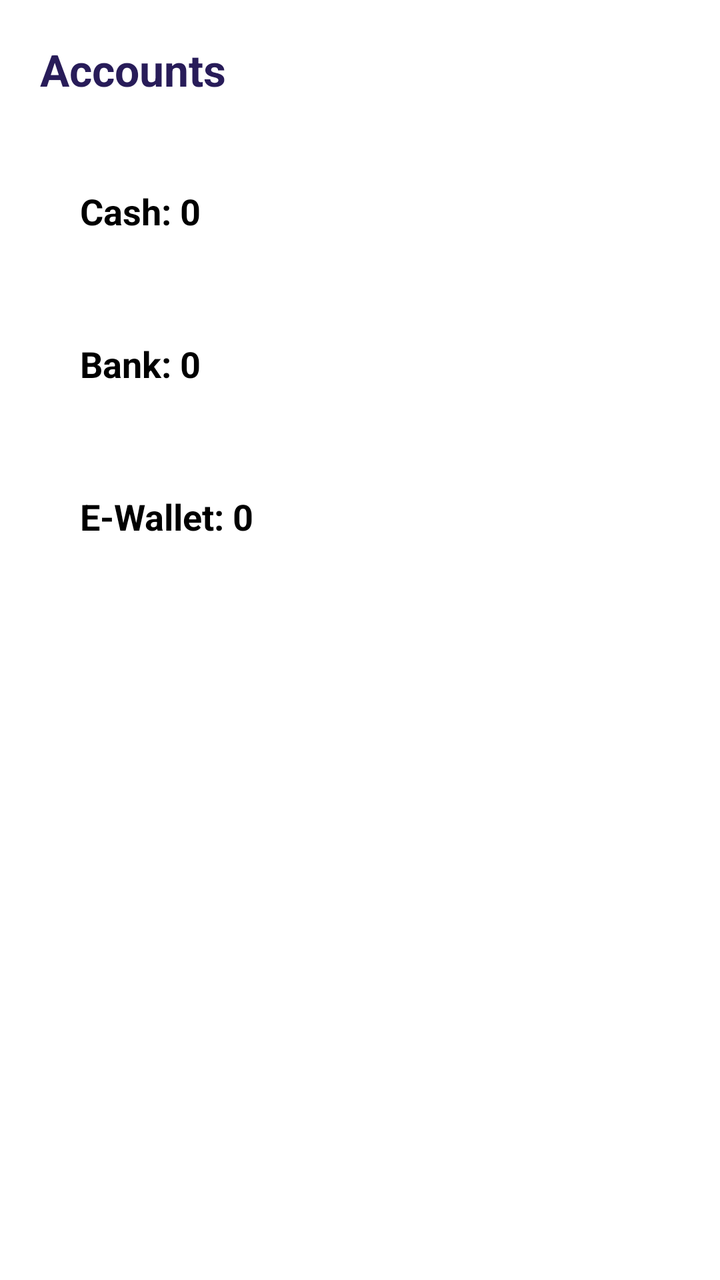
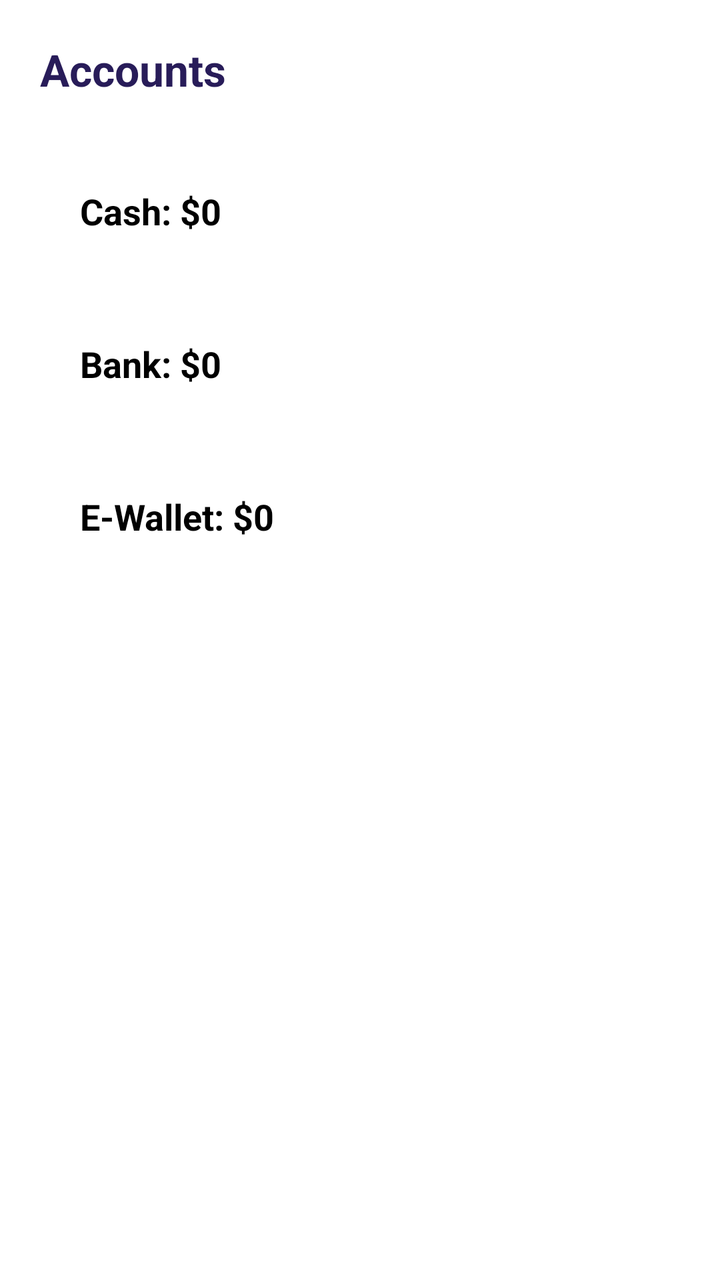

The first picture is an Android layout as it rendered before a commit; the second is the same layout after the commit. The layout source and the unified diff follow.
<!-- AndroidManifest.xml: application theme Theme.ExpenseManager -->
<!-- res/layout/fragment_accounts.xml -->
<?xml version="1.0" encoding="utf-8"?>
<LinearLayout xmlns:android="http://schemas.android.com/apk/res/android"
    xmlns:app="http://schemas.android.com/apk/res-auto"
    android:layout_width="match_parent"
    android:layout_height="match_parent"
    android:orientation="vertical"
    android:padding="20dp"
    android:background="@color/white">

    <TextView
        android:layout_width="match_parent"
        android:layout_height="wrap_content"
        android:text="Accounts"
        android:textSize="22sp"
        android:textStyle="bold"
        android:textColor="@color/blue"
        android:layout_marginBottom="24dp" />

    <androidx.cardview.widget.CardView
        android:layout_width="match_parent"
        android:layout_height="wrap_content"
        android:layout_marginBottom="12dp"
        app:cardCornerRadius="8dp"
        app:cardElevation="0dp">
        <TextView
            android:id="@+id/accountCash"
            android:layout_width="match_parent"
            android:layout_height="wrap_content"
            android:text="Cash: 0"
            android:textSize="18sp"
            android:textStyle="bold"
            android:padding="20dp"
            android:textColor="@color/black" />
    </androidx.cardview.widget.CardView>

    <androidx.cardview.widget.CardView
        android:layout_width="match_parent"
        android:layout_height="wrap_content"
        android:layout_marginBottom="12dp"
        app:cardCornerRadius="8dp"
        app:cardElevation="0dp">
        <TextView
            android:id="@+id/accountBank"
            android:layout_width="match_parent"
            android:layout_height="wrap_content"
            android:text="Bank: 0"
            android:textSize="18sp"
            android:textStyle="bold"
            android:padding="20dp"
            android:textColor="@color/black" />
    </androidx.cardview.widget.CardView>

    <androidx.cardview.widget.CardView
        android:layout_width="match_parent"
        android:layout_height="wrap_content"
        app:cardCornerRadius="8dp"
        app:cardElevation="0dp">
        <TextView
            android:id="@+id/accountEwallet"
            android:layout_width="match_parent"
            android:layout_height="wrap_content"
            android:text="E-Wallet: 0"
            android:textSize="18sp"
            android:textStyle="bold"
            android:padding="20dp"
            android:textColor="@color/black" />
    </androidx.cardview.widget.CardView>

</LinearLayout>
<!-- resources referenced by this layout -->
<resources>
  <color name="black">#FF000000</color>
  <color name="blue">#281C59</color>
  <color name="white">#FFFFFFFF</color>
  <style name="Theme.ExpenseManager" parent="Base.Theme.ExpenseManager" />
  <style name="Base.Theme.ExpenseManager" parent="Theme.Material3.DayNight.NoActionBar">
          
          
          <item name="colorPrimary">@color/blue</item>
      </style>
</resources>

<!-- the commit's change to res/layout/fragment_accounts.xml (unified diff, before → after) -->
@@ -26,7 +26,7 @@
             android:id="@+id/accountCash"
             android:layout_width="match_parent"
             android:layout_height="wrap_content"
-            android:text="Cash: 0"
+            android:text="Cash: $0"
             android:textSize="18sp"
             android:textStyle="bold"
             android:padding="20dp"
@@ -43,7 +43,7 @@
             android:id="@+id/accountBank"
             android:layout_width="match_parent"
             android:layout_height="wrap_content"
-            android:text="Bank: 0"
+            android:text="Bank: $0"
             android:textSize="18sp"
             android:textStyle="bold"
             android:padding="20dp"
@@ -59,7 +59,7 @@
             android:id="@+id/accountEwallet"
             android:layout_width="match_parent"
             android:layout_height="wrap_content"
-            android:text="E-Wallet: 0"
+            android:text="E-Wallet: $0"
             android:textSize="18sp"
             android:textStyle="bold"
             android:padding="20dp"
